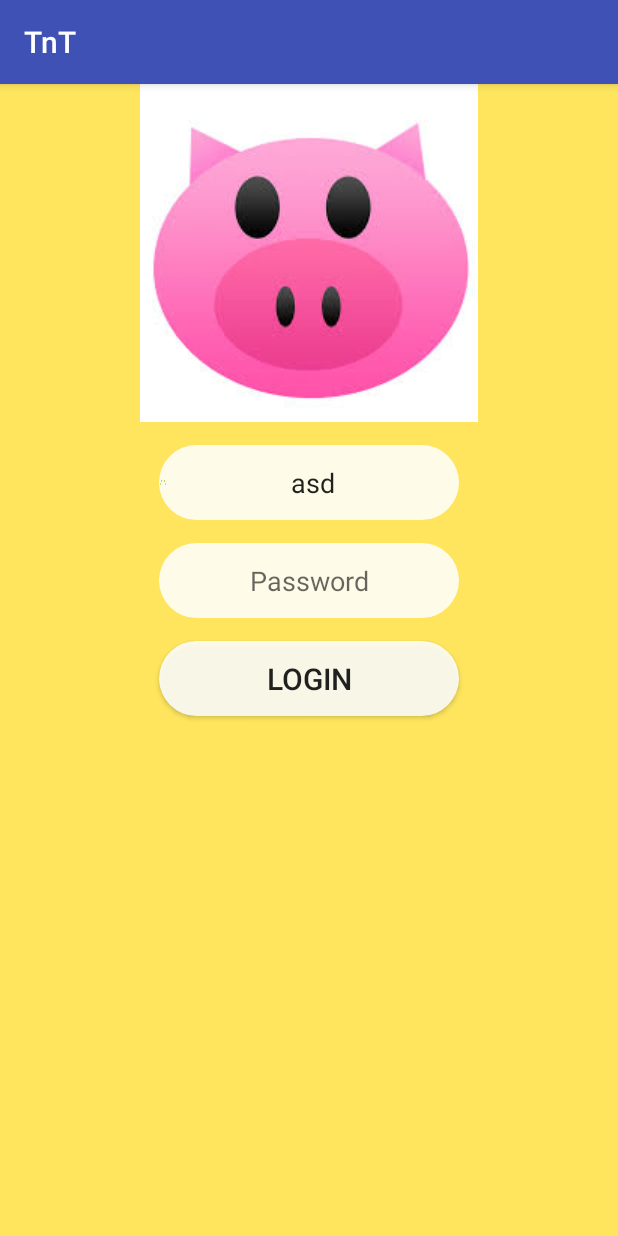
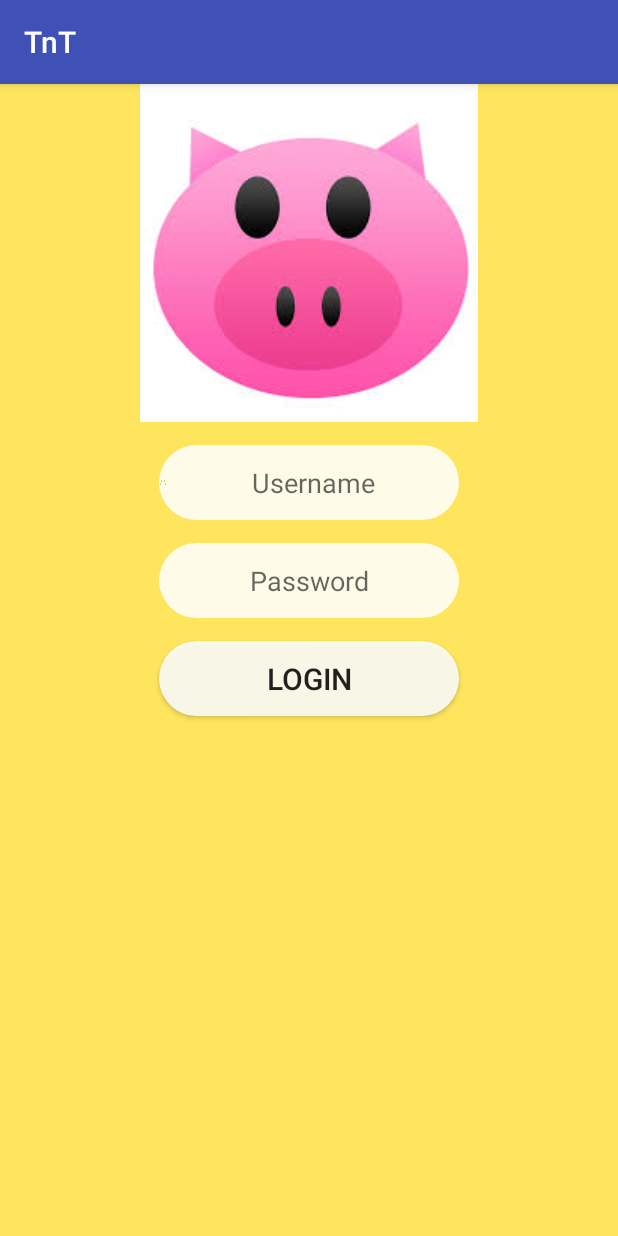
Before and after one commit to benjika/TNT, an Android app: the screen it shows after launch (MainActivity), on a phone screen of 412 x 824 dp. Run offline under Robolectric (Android 15) with nearby library versions, the phone set to English and light mode, and no system bars.

Commit message:
stam change 2

```diff
--- a/app/src/main/res/layout/activity_main.xml
+++ b/app/src/main/res/layout/activity_main.xml
@@ -23,7 +23,6 @@
         android:layout_marginTop="15sp"
         android:id="@+id/UserNameLogin"
         android:drawableStart="@drawable/icon"
-        android:text="asd"
         />
     <EditText
         android:layout_width="200sp"
```
